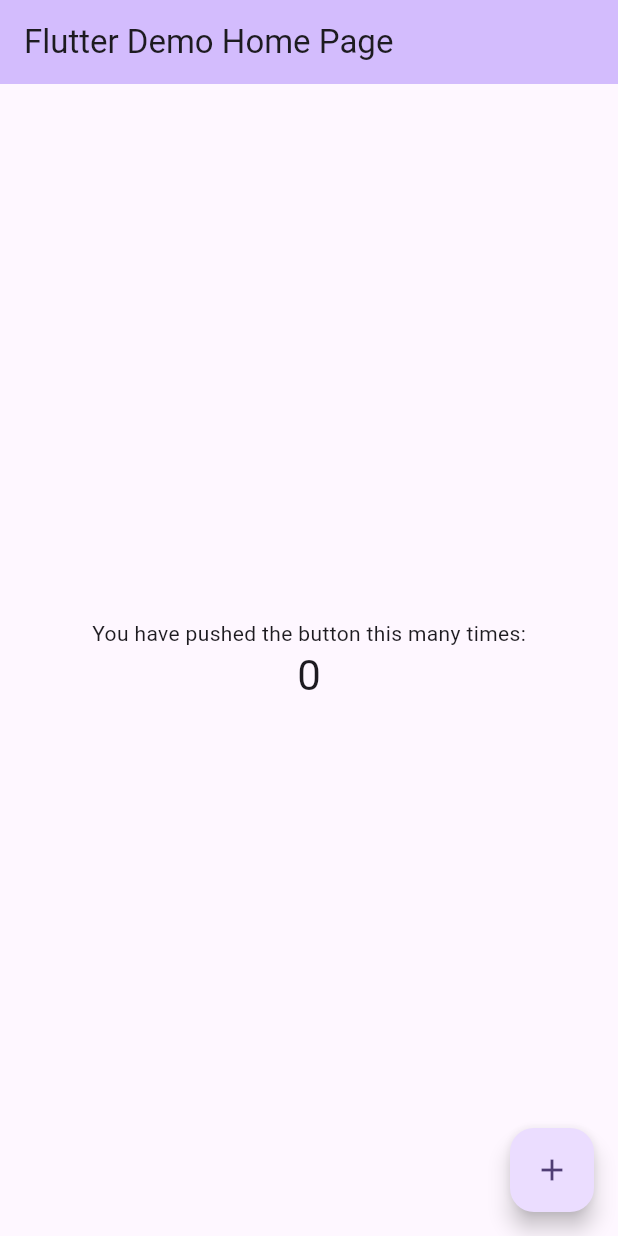
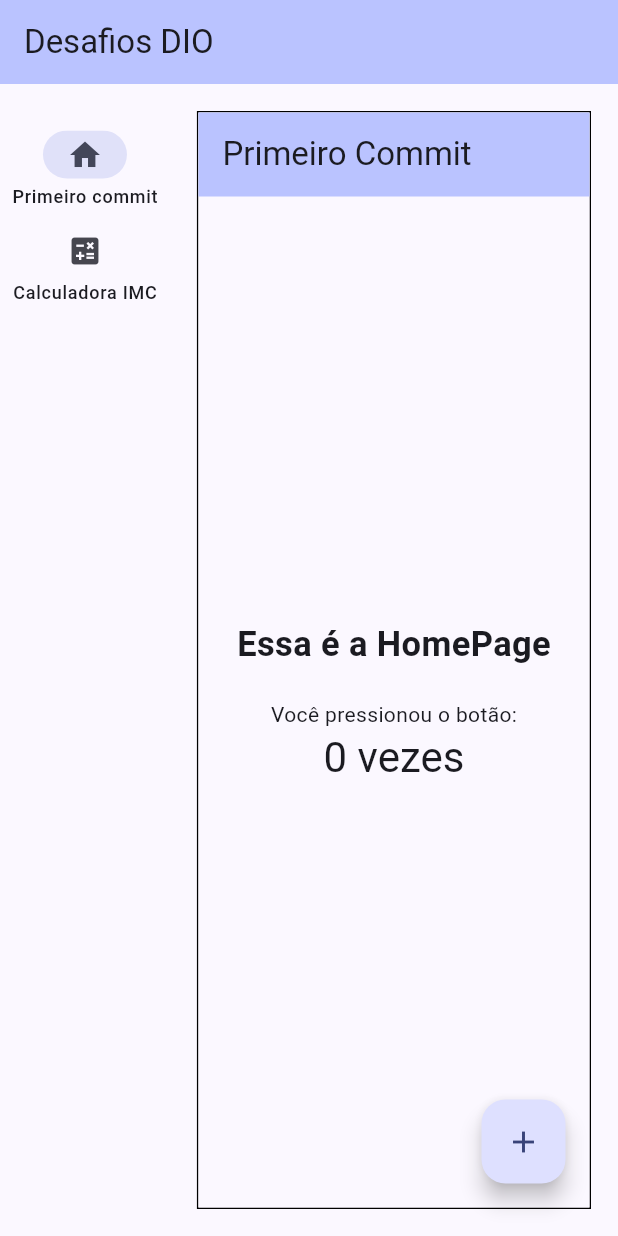
Before and after one commit to BrunoAlm/projetos_flutter_dio, a Flutter app: the screen it shows after launch, on a phone screen of 412 x 824 dp. Run offline on Flutter 3.47's test engine with Material 3 defaults, Android fonts, the phone set to English and light mode, and no system bars.

Commit message:
feat: calcula IMC

```diff
--- a/lib/main.dart
+++ b/lib/main.dart
@@ -1,125 +1,4 @@
+import 'package:first_proj_flutter_dio/src/app_widget.dart';
 import 'package:flutter/material.dart';
 
-void main() {
-  runApp(const MyApp());
-}
-
-class MyApp extends StatelessWidget {
-  const MyApp({super.key});
-
-  // This widget is the root of your application.
-  @override
-  Widget build(BuildContext context) {
-    return MaterialApp(
-      title: 'Flutter Demo',
-      theme: ThemeData(
-        // This is the theme of your application.
-        //
-        // TRY THIS: Try running your application with "flutter run". You'll see
-        // the application has a purple toolbar. Then, without quitting the app,
-        // try changing the seedColor in the colorScheme below to Colors.green
-        // and then invoke "hot reload" (save your changes or press the "hot
-        // reload" button in a Flutter-supported IDE, or press "r" if you used
-        // the command line to start the app).
-        //
-        // Notice that the counter didn't reset back to zero; the application
-        // state is not lost during the reload. To reset the state, use hot
-        // restart instead.
-        //
-        // This works for code too, not just values: Most code changes can be
-        // tested with just a hot reload.
-        colorScheme: ColorScheme.fromSeed(seedColor: Colors.deepPurple),
-        useMaterial3: true,
-      ),
-      home: const MyHomePage(title: 'Flutter Demo Home Page'),
-    );
-  }
-}
-
-class MyHomePage extends StatefulWidget {
-  const MyHomePage({super.key, required this.title});
-
-  // This widget is the home page of your application. It is stateful, meaning
-  // that it has a State object (defined below) that contains fields that affect
-  // how it looks.
-
-  // This class is the configuration for the state. It holds the values (in this
-  // case the title) provided by the parent (in this case the App widget) and
-  // used by the build method of the State. Fields in a Widget subclass are
-  // always marked "final".
-
-  final String title;
-
-  @override
-  State<MyHomePage> createState() => _MyHomePageState();
-}
-
-class _MyHomePageState extends State<MyHomePage> {
-  int _counter = 0;
-
-  void _incrementCounter() {
-    setState(() {
-      // This call to setState tells the Flutter framework that something has
-      // changed in this State, which causes it to rerun the build method below
-      // so that the display can reflect the updated values. If we changed
-      // _counter without calling setState(), then the build method would not be
-      // called again, and so nothing would appear to happen.
-      _counter++;
-    });
-  }
-
-  @override
-  Widget build(BuildContext context) {
-    // This method is rerun every time setState is called, for instance as done
-    // by the _incrementCounter method above.
-    //
-    // The Flutter framework has been optimized to make rerunning build methods
-    // fast, so that you can just rebuild anything that needs updating rather
-    // than having to individually change instances of widgets.
-    return Scaffold(
-      appBar: AppBar(
-        // TRY THIS: Try changing the color here to a specific color (to
-        // Colors.amber, perhaps?) and trigger a hot reload to see the AppBar
-        // change color while the other colors stay the same.
-        backgroundColor: Theme.of(context).colorScheme.inversePrimary,
-        // Here we take the value from the MyHomePage object that was created by
-        // the App.build method, and use it to set our appbar title.
-        title: Text(widget.title),
-      ),
-      body: Center(
-        // Center is a layout widget. It takes a single child and positions it
-        // in the middle of the parent.
-        child: Column(
-          // Column is also a layout widget. It takes a list of children and
-          // arranges them vertically. By default, it sizes itself to fit its
-          // children horizontally, and tries to be as tall as its parent.
-          //
-          // Column has various properties to control how it sizes itself and
-          // how it positions its children. Here we use mainAxisAlignment to
-          // center the children vertically; the main axis here is the vertical
-          // axis because Columns are vertical (the cross axis would be
-          // horizontal).
-          //
-          // TRY THIS: Invoke "debug painting" (choose the "Toggle Debug Paint"
-          // action in the IDE, or press "p" in the console), to see the
-          // wireframe for each widget.
-          mainAxisAlignment: MainAxisAlignment.center,
-          children: <Widget>[
-            const Text(
-              'You have pushed the button this many times:',
-            ),
-            Text(
-              '$_counter',
-              style: Theme.of(context).textTheme.headlineMedium,
-            ),
-          ],
-        ),
-      ),
-      floatingActionButton: FloatingActionButton(
-        onPressed: _incrementCounter,
-        tooltip: 'Increment',
-        child: const Icon(Icons.add),
-      ), // This trailing comma makes auto-formatting nicer for build methods.
-    );
-  }
-}
+void main() => runApp(const AppWidget());
--- /dev/null
+++ b/lib/src/app_widget.dart
@@ -0,0 +1,18 @@
+import 'package:first_proj_flutter_dio/src/my_navigation_widget.dart';
+import 'package:flutter/material.dart';
+
+class AppWidget extends StatelessWidget {
+  const AppWidget({super.key});
+
+  @override
+  Widget build(BuildContext context) {
+    return MaterialApp(
+      title: 'Flutter Demo',
+      theme: ThemeData(
+        colorScheme: ColorScheme.fromSeed(seedColor: Colors.indigo),
+        useMaterial3: true,
+      ),
+      home: const MyNavigation(title: 'Desafios DIO'),
+    );
+  }
+}
--- /dev/null
+++ b/lib/src/calculate_imc/calculate_imc_services.dart
@@ -0,0 +1,22 @@
+class CalculateIMCServices {
+  static String calcularIMC(double peso, double altura) =>
+      (peso / (altura * altura)).toStringAsFixed(2);
+
+  static String classificarIMC(double imc) {
+    if (imc < 18.5) {
+      return 'Baixo peso';
+    } else if (imc >= 18.5 && imc < 25) {
+      return 'Peso normal';
+    } else if (imc >= 25.0 && imc < 29.9) {
+      return 'Excesso de peso';
+    } else if (imc >= 30.0 && imc < 35) {
+      return 'Obesidade de Classe 1';
+    } else if (imc >= 35.0 && imc < 39.9) {
+      return 'Obesidade de Classe 2';
+    } else if (imc >= 40) {
+      return 'Obesidade de Classe 3';
+    } else {
+      return '';
+    }
+  }
+}
--- /dev/null
+++ b/lib/src/first_commit/first_commit_widget.dart
@@ -0,0 +1,57 @@
+import 'package:flutter/material.dart';
+
+class MyHomePage extends StatefulWidget {
+  const MyHomePage({super.key, required this.title});
+
+  final String title;
+
+  @override
+  State<MyHomePage> createState() => _MyHomePageState();
+}
+
+class _MyHomePageState extends State<MyHomePage> {
+  int _counter = 0;
+
+  void _incrementCounter() {
+    setState(() {
+      _counter++;
+    });
+  }
+
+  @override
+  Widget build(BuildContext context) {
+    return Scaffold(
+      appBar: AppBar(
+        backgroundColor: Theme.of(context).colorScheme.inversePrimary,
+        title: Text(widget.title),
+      ),
+      body: Center(
+        child: Column(
+          mainAxisAlignment: MainAxisAlignment.center,
+          children: <Widget>[
+            const Text(
+              'Essa é a HomePage',
+              style: TextStyle(
+                fontWeight: FontWeight.bold,
+                fontSize: 23,
+              ),
+            ),
+            const SizedBox(height: 20),
+            const Text(
+              'Você pressionou o botão:',
+            ),
+            Text(
+              '$_counter vezes',
+              style: Theme.of(context).textTheme.headlineMedium,
+            ),
+          ],
+        ),
+      ),
+      floatingActionButton: FloatingActionButton(
+        onPressed: _incrementCounter,
+        tooltip: 'Incrementar',
+        child: const Icon(Icons.add),
+      ),
+    );
+  }
+}
--- /dev/null
+++ b/lib/src/my_navigation_widget.dart
@@ -0,0 +1,65 @@
+import 'package:first_proj_flutter_dio/src/calculate_imc/calculate_imc_widget.dart';
+import 'package:first_proj_flutter_dio/src/first_commit/first_commit_widget.dart';
+import 'package:flutter/material.dart';
+
+class MyNavigation extends StatefulWidget {
+  final String title;
+  const MyNavigation({super.key, required this.title});
+
+  @override
+  State<MyNavigation> createState() => _MyNavigationState();
+}
+
+class _MyNavigationState extends State<MyNavigation> {
+  int _actualPage = 0;
+
+  List<Widget> paginasDesafios = [
+    const MyHomePage(title: 'Primeiro Commit'),
+    const CalculateImcWidget(title: 'Calculadora IMC'),
+    const MyHomePage(title: 'Terceiro Commit'),
+  ];
+
+  @override
+  Widget build(BuildContext context) {
+    return Scaffold(
+      appBar: AppBar(
+        title: Text(widget.title),
+        backgroundColor: Theme.of(context).colorScheme.inversePrimary,
+      ),
+      body: Row(
+        mainAxisSize: MainAxisSize.min,
+        children: [
+          NavigationRail(
+            labelType: NavigationRailLabelType.all,
+            leading: const SizedBox(height: 15),
+            destinations: const [
+              NavigationRailDestination(
+                icon: Icon(Icons.home),
+                label: Text('Primeiro commit'),
+              ),
+              NavigationRailDestination(
+                icon: Icon(Icons.calculate),
+                label: Text('Calculadora IMC'),
+              ),
+            ],
+            selectedIndex: _actualPage,
+            onDestinationSelected: (value) {
+              setState(() {
+                _actualPage = value;
+              });
+            },
+          ),
+          Expanded(
+            child: Padding(
+              padding: const EdgeInsets.all(18.0),
+              child: Container(
+                decoration: BoxDecoration(border: Border.all()),
+                child: paginasDesafios[_actualPage],
+              ),
+            ),
+          )
+        ],
+      ),
+    );
+  }
+}
```
Also changed, not shown: lib/src/calculate_imc/calculate_imc_widget.dart (added, +145 -0 lines), lib/src/calculate_imc/pessoa_entity.dart (added, +11 -0 lines), 1 other file.
